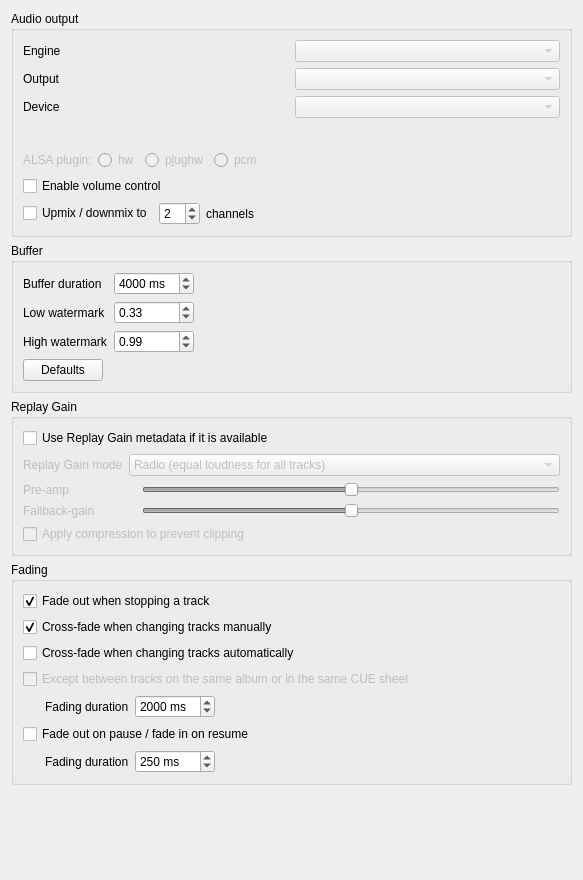
First picture: the form in src/settings/backendsettingspage.ui, repository strawberrymusicplayer/strawberry, before the edit.
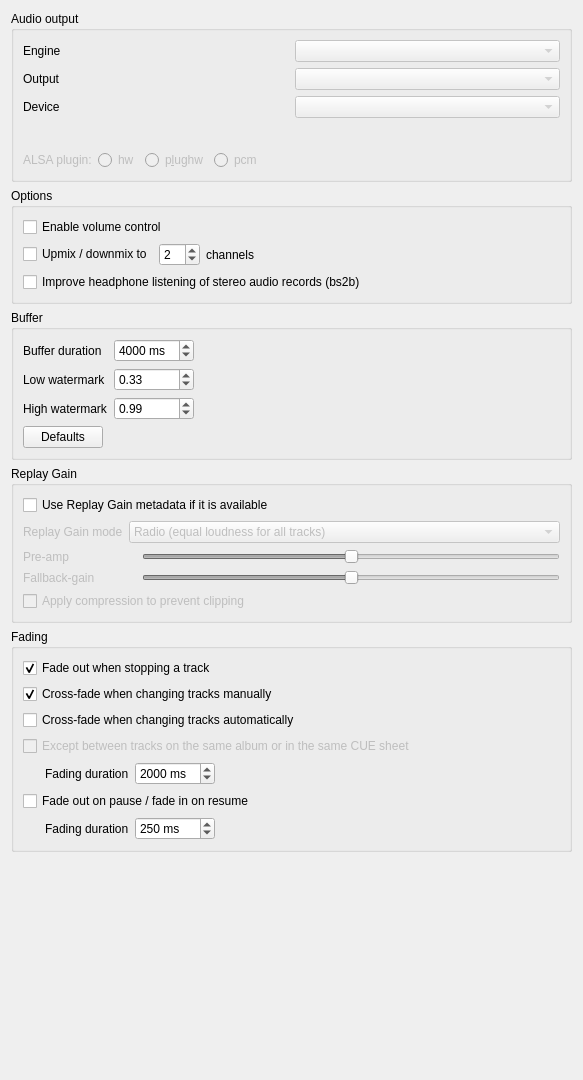
Second picture: the form after the edit. Custom widgets are drawn as their Qt base class.

Patch:
```diff
--- a/src/settings/backendsettingspage.ui
+++ b/src/settings/backendsettingspage.ui
@@ -7,7 +7,7 @@
     <x>0</x>
     <y>0</y>
     <width>583</width>
-    <height>880</height>
+    <height>1080</height>
    </rect>
   </property>
   <property name="windowTitle">
@@ -153,6 +153,15 @@
         </layout>
        </widget>
       </item>
+     </layout>
+    </widget>
+   </item>
+   <item>
+    <widget class="QGroupBox" name="groupBox">
+     <property name="title">
+      <string>Options</string>
+     </property>
+     <layout class="QVBoxLayout" name="verticalLayout_2">
       <item>
        <widget class="QCheckBox" name="checkbox_volume_control">
         <property name="text">
@@ -236,6 +245,13 @@
         </layout>
        </widget>
       </item>
+      <item>
+       <widget class="QCheckBox" name="checkbox_bs2b">
+        <property name="text">
+         <string>Improve headphone listening of stereo audio records (bs2b)</string>
+        </property>
+       </widget>
+      </item>
      </layout>
     </widget>
    </item>
```
Left out of the diff: 1 changed line with no effect on the pictures.
